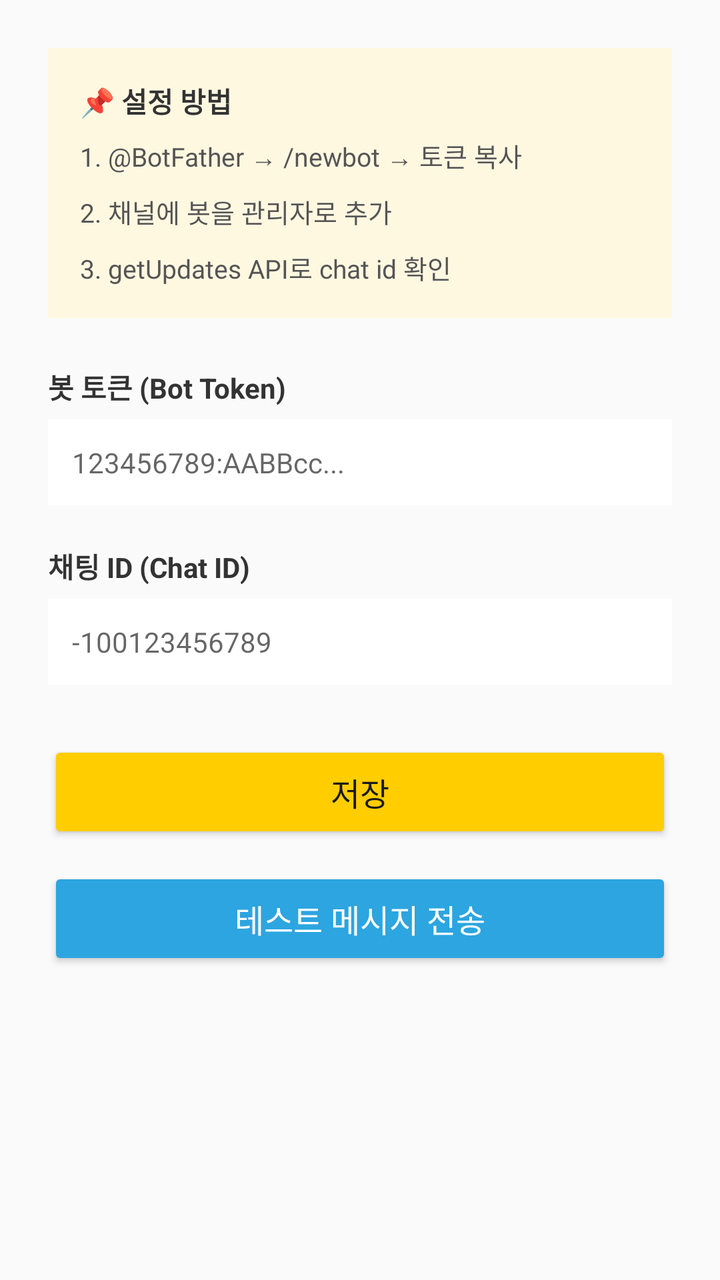
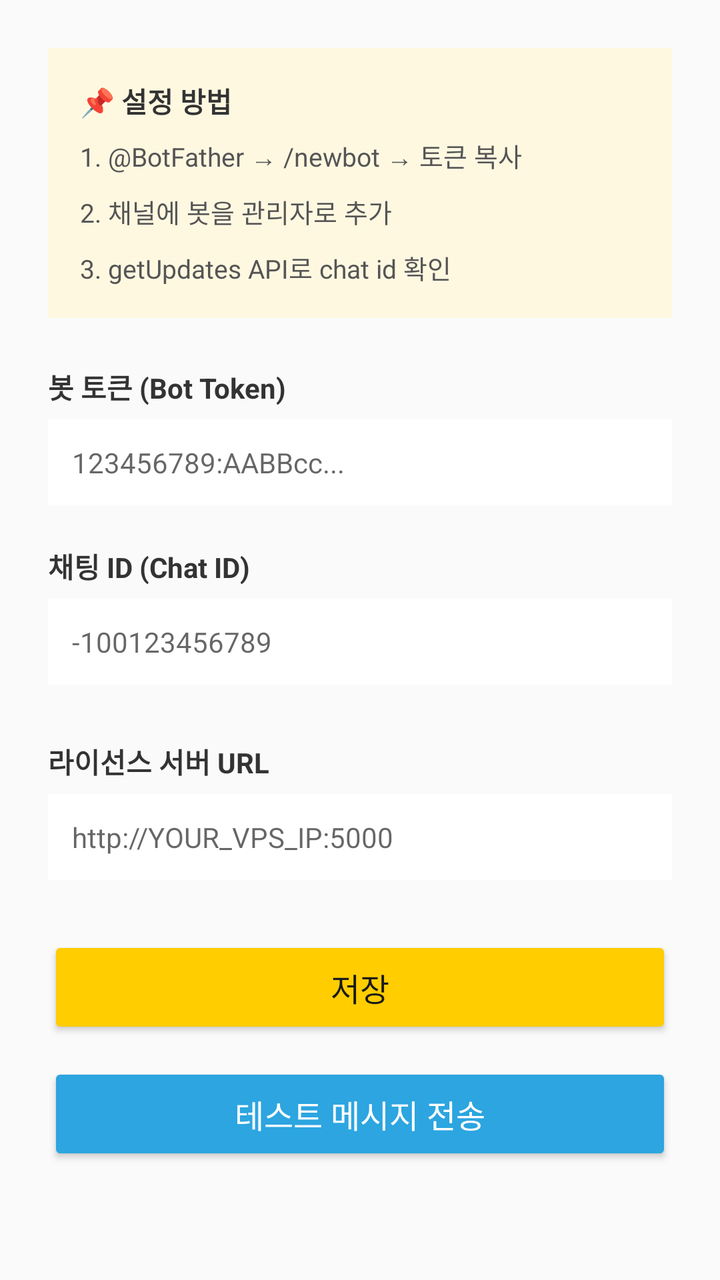

Before-and-after screenshots of an Android layout around one commit, followed by the original layout XML and the change that was made.
<!-- AndroidManifest.xml: application theme Theme.AppCompat.Light.DarkActionBar -->
<!-- res/layout/activity_settings.xml -->
<?xml version="1.0" encoding="utf-8"?>
<ScrollView xmlns:android="http://schemas.android.com/apk/res/android"
    android:layout_width="match_parent"
    android:layout_height="match_parent"
    android:background="#FAFAFA">

    <LinearLayout
        android:layout_width="match_parent"
        android:layout_height="wrap_content"
        android:orientation="vertical"
        android:padding="24dp">

        
        <LinearLayout
            android:layout_width="match_parent"
            android:layout_height="wrap_content"
            android:orientation="vertical"
            android:background="#FFF8E1"
            android:padding="16dp"
            android:layout_marginBottom="24dp">

            <TextView
                android:layout_width="wrap_content"
                android:layout_height="wrap_content"
                android:text="📌 설정 방법"
                android:textStyle="bold"
                android:textSize="14sp"
                android:textColor="#333333"
                android:layout_marginBottom="8dp" />

            <TextView
                android:layout_width="wrap_content"
                android:layout_height="wrap_content"
                android:text="1. @BotFather → /newbot → 토큰 복사\n2. 채널에 봇을 관리자로 추가\n3. getUpdates API로 chat id 확인"
                android:textSize="13sp"
                android:textColor="#555555"
                android:lineSpacingMultiplier="1.5" />
        </LinearLayout>

        
        <TextView
            android:layout_width="wrap_content"
            android:layout_height="wrap_content"
            android:text="봇 토큰 (Bot Token)"
            android:textSize="14sp"
            android:textStyle="bold"
            android:textColor="#333333"
            android:layout_marginBottom="6dp" />

        <EditText
            android:id="@+id/inputBotToken"
            android:layout_width="match_parent"
            android:layout_height="wrap_content"
            android:hint="123456789:AABBcc..."
            android:inputType="textVisiblePassword"
            android:padding="12dp"
            android:background="#FFFFFF"
            android:layout_marginBottom="20dp"
            android:textSize="14sp" />

        
        <TextView
            android:layout_width="wrap_content"
            android:layout_height="wrap_content"
            android:text="채팅 ID (Chat ID)"
            android:textSize="14sp"
            android:textStyle="bold"
            android:textColor="#333333"
            android:layout_marginBottom="6dp" />

        <EditText
            android:id="@+id/inputChatId"
            android:layout_width="match_parent"
            android:layout_height="wrap_content"
            android:hint="-100123456789"
            android:inputType="textVisiblePassword"
            android:padding="12dp"
            android:background="#FFFFFF"
            android:layout_marginBottom="28dp"
            android:textSize="14sp" />

        
        <Button
            android:id="@+id/btnSave"
            android:layout_width="match_parent"
            android:layout_height="wrap_content"
            android:text="저장"
            android:textSize="16sp"
            android:padding="14dp"
            android:backgroundTint="#FFCD00"
            android:textColor="#1A1A1A"
            android:layout_marginBottom="12dp" />

        
        <Button
            android:id="@+id/btnTest"
            android:layout_width="match_parent"
            android:layout_height="wrap_content"
            android:text="테스트 메시지 전송"
            android:textSize="16sp"
            android:padding="14dp"
            android:backgroundTint="#2CA5E0"
            android:textColor="#FFFFFF" />

    </LinearLayout>
</ScrollView>
<!-- resources referenced by this layout -->
<resources>

</resources>

<!-- the commit's change to res/layout/activity_settings.xml (unified diff, before → after) -->
@@ -80,6 +80,27 @@
             android:textSize="14sp" />
 
         
+        <TextView
+            android:layout_width="match_parent"
+            android:layout_height="wrap_content"
+            android:text="라이선스 서버 URL"
+            android:textSize="14sp"
+            android:textStyle="bold"
+            android:textColor="#333333"
+            android:layout_marginBottom="6dp" />
+
+        <EditText
+            android:id="@+id/inputServerUrl"
+            android:layout_width="match_parent"
+            android:layout_height="wrap_content"
+            android:hint="http://YOUR_VPS_IP:5000"
+            android:inputType="textUri"
+            android:padding="12dp"
+            android:background="#FFFFFF"
+            android:layout_marginBottom="28dp"
+            android:textSize="14sp" />
+
+        
         <Button
             android:id="@+id/btnSave"
             android:layout_width="match_parent"
